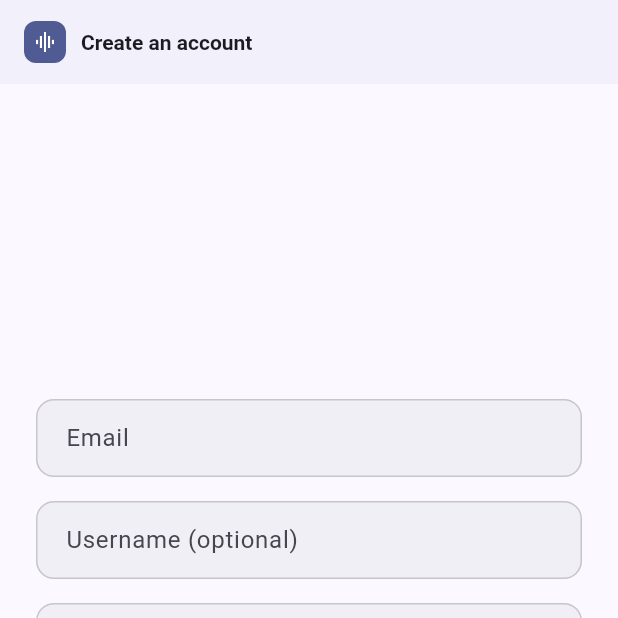
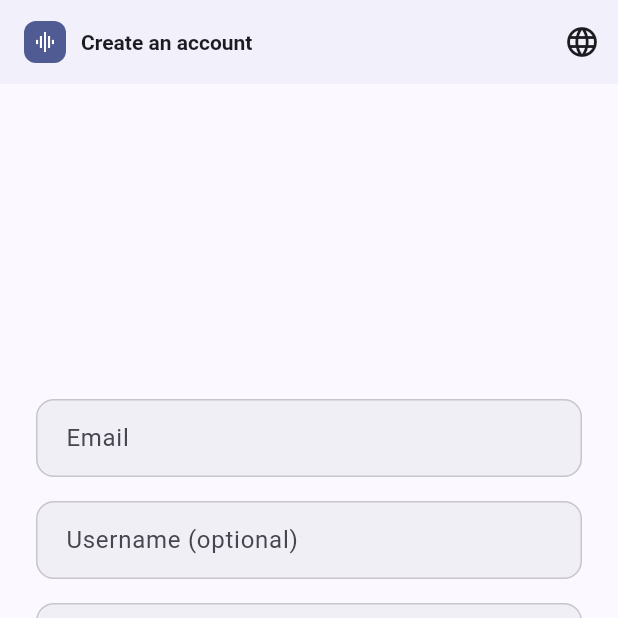
Before and after one commit to btekerek/kabin, a Flutter app: the RegisterScreen screen opened by its route, on a phone screen of 412 x 824 dp, the top half of it. Run offline on Flutter 3.47's test engine with Material 3 defaults, Android fonts, the phone set to English and light mode, and no system bars; our stand-ins replace dio, flutter_riverpod, go_router, permission_handler, shared_preferences; missing offline and left inert: agora_rtc_engine; accounts and stored records are empty.

Commit message:
Migrate login, register, and verify-email screens to i18n

```diff
--- a/frontend/lib/core/widgets/password_field.dart
+++ b/frontend/lib/core/widgets/password_field.dart
@@ -1,10 +1,13 @@
 import 'package:flutter/material.dart';
+import 'package:flutter_riverpod/flutter_riverpod.dart';
+
+import '../../l10n/locale_providers.dart';
 
 /// A password TextFormField with a built-in show/hide toggle (eye icon).
 /// Owns its own obscure/visible state internally so every password field
 /// in the app (login, register, confirm) gets the toggle for free without
 /// each screen re-managing a bool.
-class PasswordField extends StatefulWidget {
+class PasswordField extends ConsumerStatefulWidget {
   const PasswordField({
     super.key,
     required this.controller,
@@ -21,14 +24,15 @@ class PasswordField extends StatefulWidget {
   final ValueChanged<String>? onFieldSubmitted;
 
   @override
-  State<PasswordField> createState() => _PasswordFieldState();
+  ConsumerState<PasswordField> createState() => _PasswordFieldState();
 }
 
-class _PasswordFieldState extends State<PasswordField> {
+class _PasswordFieldState extends ConsumerState<PasswordField> {
   bool _obscure = true;
 
   @override
   Widget build(BuildContext context) {
+    final t = ref.watch(appStringsProvider);
     return TextFormField(
       controller: widget.controller,
       obscureText: _obscure,
@@ -39,7 +43,7 @@ class _PasswordFieldState extends State<PasswordField> {
           icon: Icon(_obscure
               ? Icons.visibility_outlined
               : Icons.visibility_off_outlined),
-          tooltip: _obscure ? 'Show password' : 'Hide password',
+          tooltip: _obscure ? t.showPasswordTooltip : t.hidePasswordTooltip,
           onPressed: () => setState(() => _obscure = !_obscure),
         ),
       ),
--- a/frontend/lib/features/auth/presentation/register_screen.dart
+++ b/frontend/lib/features/auth/presentation/register_screen.dart
@@ -4,7 +4,9 @@ import 'package:go_router/go_router.dart';
 
 import '../../../core/errors/api_error_message.dart';
 import '../../../core/widgets/kabin_app_bar_title.dart';
+import '../../../core/widgets/language_menu.dart';
 import '../../../core/widgets/password_field.dart';
+import '../../../l10n/locale_providers.dart';
 import '../state/auth_providers.dart';
 
 class RegisterScreen extends ConsumerStatefulWidget {
@@ -56,8 +58,12 @@ class _RegisterScreenState extends ConsumerState<RegisterScreen> {
 
   @override
   Widget build(BuildContext context) {
+    final t = ref.watch(appStringsProvider);
     return Scaffold(
-      appBar: AppBar(title: const KabinAppBarTitle('Create an account')),
+      appBar: AppBar(
+        title: KabinAppBarTitle(t.createAccountTitle),
+        actions: const [LanguageMenu()],
+      ),
       body: LayoutBuilder(
         builder: (context, constraints) => SingleChildScrollView(
           padding: const EdgeInsets.all(24),
@@ -78,33 +84,33 @@ class _RegisterScreenState extends ConsumerState<RegisterScreen> {
                         controller: _emailController,
                         keyboardType: TextInputType.emailAddress,
                         autofillHints: const [AutofillHints.email],
-                        decoration: const InputDecoration(labelText: 'Email'),
+                        decoration: InputDecoration(labelText: t.emailLabel),
                         validator: (value) => (value == null || value.isEmpty)
-                            ? 'Email is required'
+                            ? t.emailRequired
                             : null,
                       ),
                       const SizedBox(height: 16),
                       TextFormField(
                         controller: _usernameController,
                         autofillHints: const [AutofillHints.newUsername],
-                        decoration: const InputDecoration(
-                            labelText: 'Username (optional)'),
+                        decoration:
+                            InputDecoration(labelText: t.usernameOptionalLabel),
                       ),
                       const SizedBox(height: 16),
                       PasswordField(
                         controller: _passwordController,
-                        labelText: 'Password',
+                        labelText: t.passwordLabel,
                         autofillHints: const [AutofillHints.newPassword],
                         validator: (value) => (value == null || value.isEmpty)
-                            ? 'Password is required'
+                            ? t.passwordRequired
                             : null,
                       ),
                       const SizedBox(height: 16),
                       PasswordField(
                         controller: _confirmController,
-                        labelText: 'Confirm password',
+                        labelText: t.confirmPasswordLabel,
                         validator: (value) => value != _passwordController.text
-                            ? 'Passwords do not match'
+                            ? t.passwordsDoNotMatch
                             : null,
                         onFieldSubmitted: (_) => _submit(),
                       ),
@@ -127,12 +133,12 @@ class _RegisterScreenState extends ConsumerState<RegisterScreen> {
                                 child:
                                     CircularProgressIndicator(strokeWidth: 2),
                               )
-                            : const Text('REGISTER'),
+                            : Text(t.registerButton),
                       ),
                       const SizedBox(height: 12),
                       TextButton(
                         onPressed: () => context.pop(),
-                        child: const Text('Already have an account? Log in'),
+                        child: Text(t.alreadyHaveAccountPrompt),
                       ),
                     ],
                   ),
```
Also changed, not shown: frontend/lib/features/auth/presentation/login_screen.dart (+34 -14 lines), frontend/lib/features/auth/presentation/verify_email_screen.dart (+17 -9 lines), frontend/lib/l10n/app_strings.dart (+45 -0 lines).
